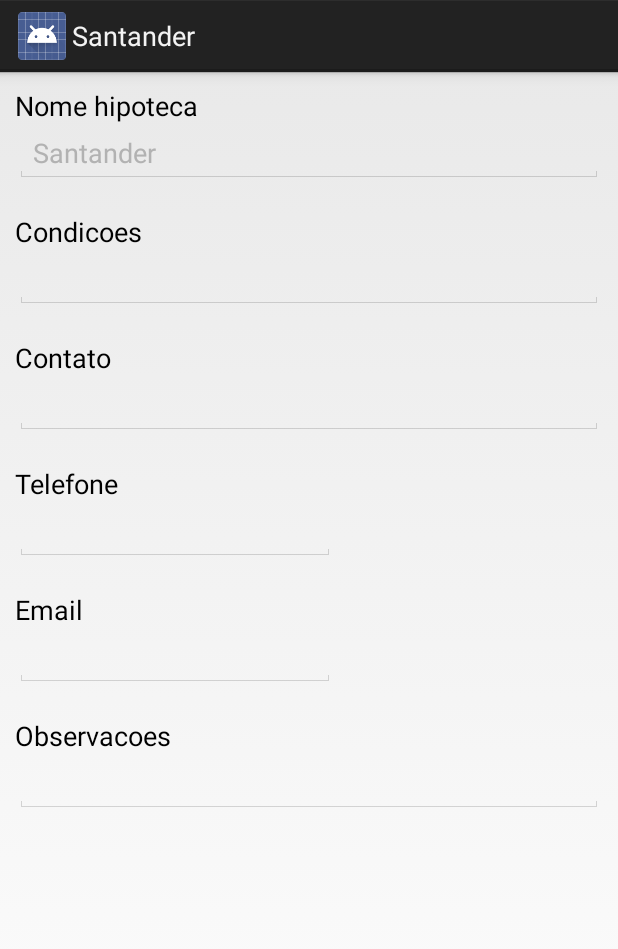
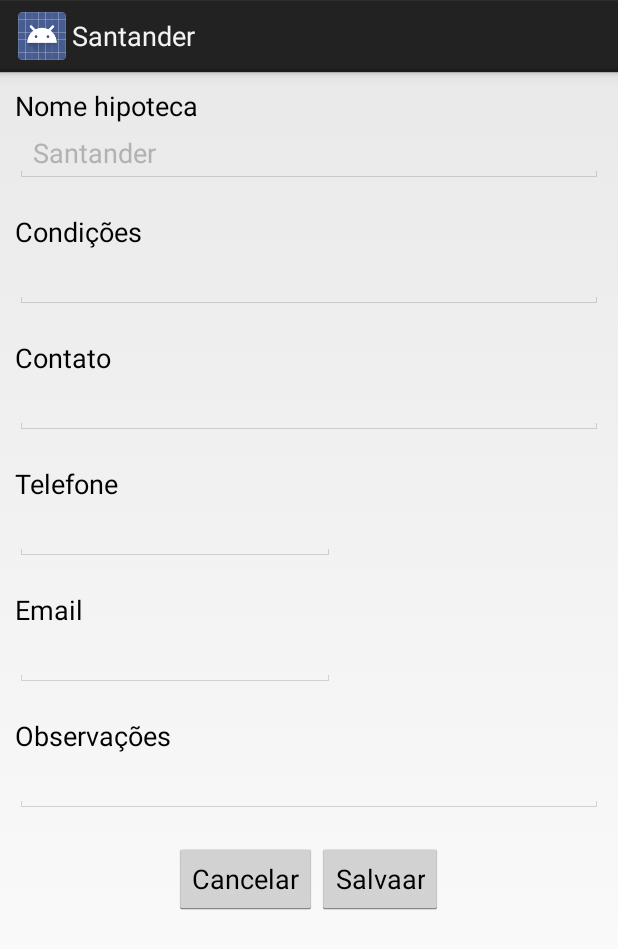
Before and after one commit to VitoorLoureiroo/myfirstMarcos, an Android app: the screen it shows after launch (HipotecaFormulario), after a tap on "Santander", on a phone screen of 412 x 824 dp. Shown: the top 949 px of the screen. Run offline under Robolectric (Android 15) with nearby library versions, the phone set to English and light mode, and no system bars.

Commit message:
Commit até etapa 4 (insere registro no bd) indo pra etapa 5 (Eliminar registros)

```diff
--- a/app/src/main/java/com/example/vitor/myfirstmarcos/DB/HipotecaDBHelper.java
+++ b/app/src/main/java/com/example/vitor/myfirstmarcos/DB/HipotecaDBHelper.java
@@ -12,7 +12,7 @@ import android.util.Log;
 
 public class HipotecaDBHelper extends SQLiteOpenHelper {
 
-    private static int version = 1;
+    private static int version = 2;
     private static String name = "HipotecaDb";
     private static CursorFactory factory = null;
 
--- a/app/src/main/java/com/example/vitor/myfirstmarcos/DB/HipotecaFormulario.java
+++ b/app/src/main/java/com/example/vitor/myfirstmarcos/DB/HipotecaFormulario.java
@@ -1,10 +1,14 @@
 package com.example.vitor.myfirstmarcos.DB;
 
 import android.app.Activity;
+import android.content.ContentValues;
 import android.content.Intent;
 import android.database.Cursor;
 import android.os.Bundle;
+import android.view.View;
+import android.widget.Button;
 import android.widget.EditText;
+import android.widget.Toast;
 
 import com.example.vitor.myfirstmarcos.R;
 
@@ -28,6 +32,9 @@ public class HipotecaFormulario extends Activity {
     private EditText email;
     private EditText observacoes;
 
+    private Button button_salvar;
+    private Button button_cancelar;
+
     @Override
     protected void onCreate(Bundle savedInstanceState){
         super.onCreate(savedInstanceState);
@@ -46,6 +53,9 @@ public class HipotecaFormulario extends Activity {
         email = (EditText)findViewById(R.id.email);
         observacoes = (EditText)findViewById(R.id.observacoes);
 
+        button_salvar = (Button)findViewById(R.id.button_salvar);
+        button_cancelar = (Button)findViewById(R.id.button_cancelar);
+
         dbAdapter = new HipotecaDBAdapter(this);
         dbAdapter.abrir();
 
@@ -57,6 +67,24 @@ public class HipotecaFormulario extends Activity {
 
         //estabelecer modo do forumlario
         estabelecerModo(extra.getInt(MainActivity.C_MODO));
+
+        //definir acoes p os botoes
+        button_salvar.setOnClickListener(new View.OnClickListener(){
+            @Override
+            public void onClick(View v){
+                salvar();
+            }
+        });
+
+        button_cancelar.setOnClickListener(new View.OnClickListener(){
+            @Override
+            public void onClick(View v)
+            {
+                cancelar();
+            }
+
+        });
+
     }
 
     private void estabelecerModo(int m){
@@ -64,6 +92,9 @@ public class HipotecaFormulario extends Activity {
         if (modo == MainActivity.C_VISUALIZAR){
             this.setTitle(nome.getText().toString());
             this.setEdicion(false);
+        } else if (modo == MainActivity.C_CREAR){
+            this.setTitle(R.string.hipoteca_crear_titulo);
+            this.setEdicion(true);
         }
     }
 
@@ -89,4 +120,29 @@ public class HipotecaFormulario extends Activity {
         observacoes.setEnabled(option);
     }
 
+    private void salvar(){
+        ContentValues reg = new ContentValues();
+
+        reg.put(HipotecaDBAdapter.C_COLUMNA_NOME, nome.getText().toString());
+        reg.put(HipotecaDBAdapter.C_COLUMNA_CONDICOES, condicoes.getText().toString());
+        reg.put(HipotecaDBAdapter.C_COLUMNA_CONTATO, contato.getText().toString());
+        reg.put(HipotecaDBAdapter.C_COLUMNA_TELEFONE, telefone.getText().toString());
+        reg.put(HipotecaDBAdapter.C_COLUMNA_EMAIL, email.getText().toString());
+        reg.put(HipotecaDBAdapter.C_COLUMNA_OBSERVACOES, observacoes.getText().toString());
+
+        if (modo == MainActivity.C_CREAR)
+        {
+            dbAdapter.insert(reg);
+            Toast.makeText(HipotecaFormulario.this, R.string.hipoteca_criar_confirmacao, Toast.LENGTH_SHORT).show();
+        }
+
+        setResult(RESULT_OK);
+        finish();
+    }
+
+    private void cancelar(){
+        setResult(RESULT_CANCELED, null);
+        finish();
+    }
+
 }
--- a/app/src/main/res/layout/activity_hipoteca_formulario.xml
+++ b/app/src/main/res/layout/activity_hipoteca_formulario.xml
@@ -117,5 +117,28 @@
             android:inputType="textMultiLine">
         </EditText>
 
+        <LinearLayout
+            android:id="@+id/botonera"
+            android:layout_width="match_parent"
+            android:layout_height="wrap_content"
+            android:layout_below="@id/observacoes"
+            android:gravity="center"
+            android:layout_marginTop="20dp"
+            android:orientation="horizontal" >
+
+            <Button
+                android:id="@+id/button_cancelar"
+                android:layout_width="wrap_content"
+                android:layout_height="wrap_content"
+                android:text="@string/button_cancelar" />
+
+            <Button
+                android:id="@+id/button_salvar"
+                android:layout_width="wrap_content"
+                android:layout_height="wrap_content"
+                android:text="@string/button_salvar" />
+
+        </LinearLayout>
+
     </RelativeLayout>
 </ScrollView>
--- a/app/src/main/res/menu/hipoteca.xml
+++ b/app/src/main/res/menu/hipoteca.xml
@@ -1,4 +1,9 @@
 <?xml version="1.0" encoding="utf-8"?>
 <menu xmlns:android="http://schemas.android.com/apk/res/android">
 
+    <item
+        android:id="@+id/menu_crear"
+        android:title="@string/menu_crear"/>
+
+
 </menu>
--- a/app/src/main/res/values/strings.xml
+++ b/app/src/main/res/values/strings.xml
@@ -1,13 +1,17 @@
 <resources>
     <string name="app_name">MyFirstMarcos</string>
-    <string name="lista_vacia">Lista vacia</string>
+    <string name="lista_vacia">Lista vazia</string>
     <string name="label_nome_hipoteca">Nome hipoteca</string>
-    <string name="label_condicoes">Condicoes</string>
+    <string name="label_condicoes">Condições</string>
     <string name="label_contato">Contato</string>
     <string name="label_telefone">Telefone</string>
     <string name="label_email">Email</string>
-    <string name="label_observacoes">Observacoes</string>
+    <string name="label_observacoes">Observações</string>
     <string name="label_contrato">Contato</string>
-    <string name="label_observaciones">Observações</string>
+    <string name="menu_crear">Criar</string>
+    <string name="button_salvar">Salvaar</string>
+    <string name="button_cancelar">Cancelar</string>
+    <string name="hipoteca_crear_titulo">Nova Hipoteca</string>
+    <string name="hipoteca_criar_confirmacao">Hipoteca Criada</string>
 
 </resources>
```
Also changed, not shown: app/src/main/java/com/example/vitor/myfirstmarcos/DB/HipotecaDBAdapter.java (+10 -0 lines), app/src/main/java/com/example/vitor/myfirstmarcos/DB/MainActivity.java (+33 -2 lines).
